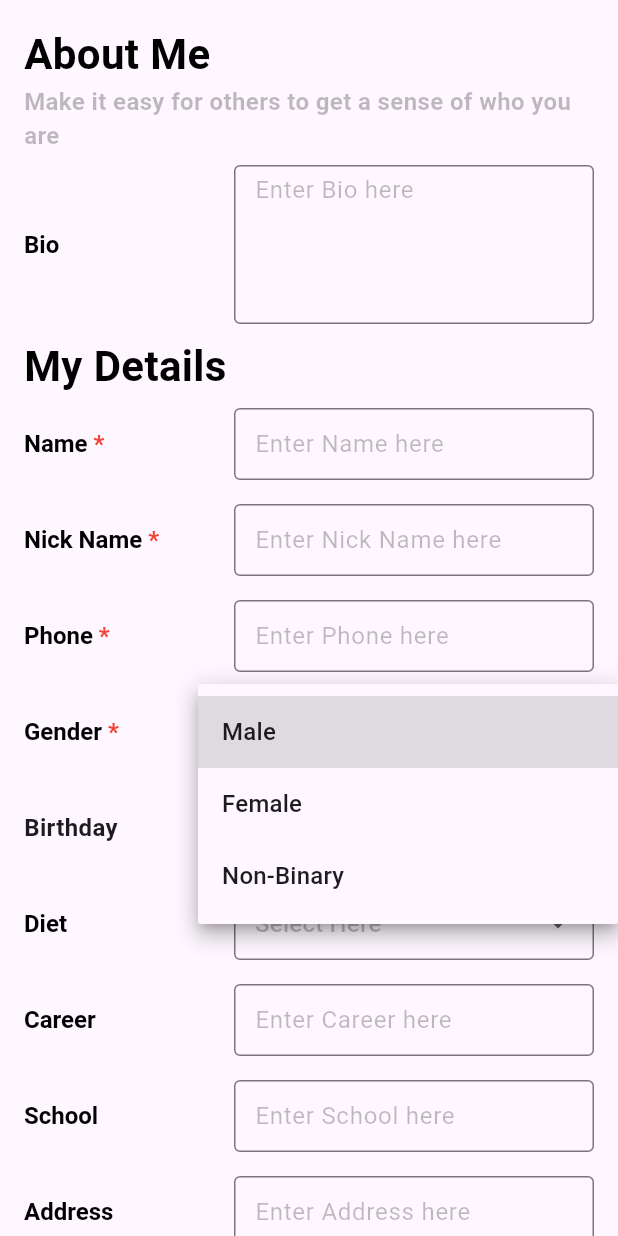
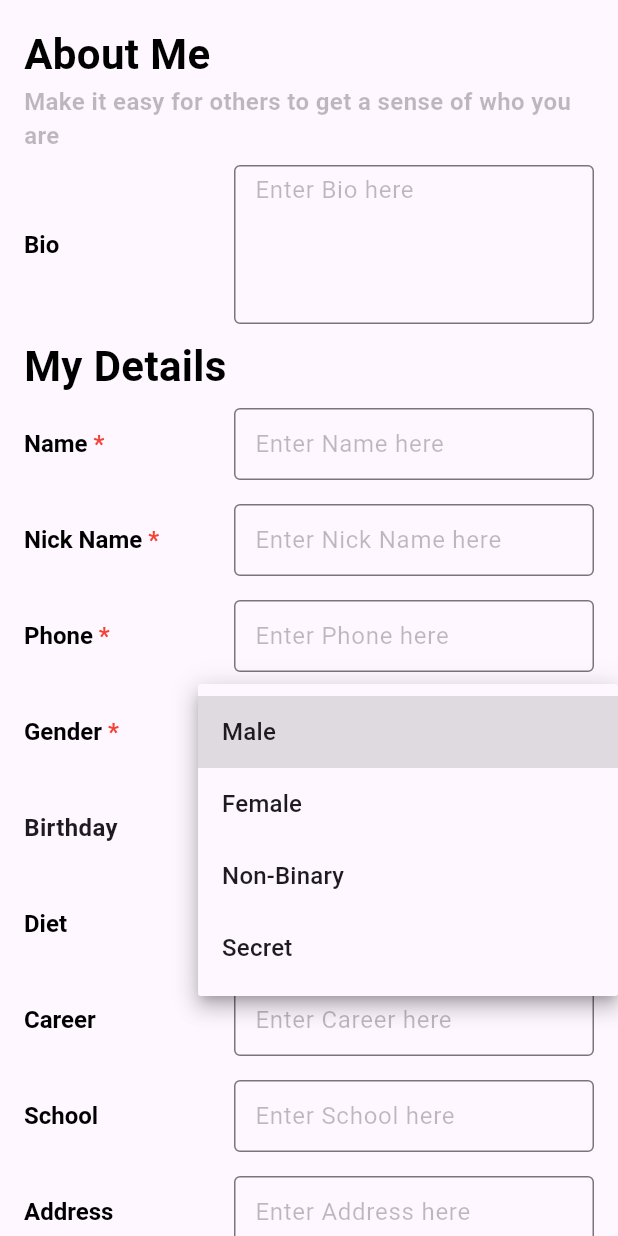
Before and after one commit to SparkUp-App/SparkUp-Android, a Flutter app: the EditProfilePage screen opened directly, after a tap on "Select Here", on a phone screen of 412 x 824 dp. Run offline on Flutter 3.47's test engine with Material 3 defaults, Android fonts, the phone set to English and light mode, and no system bars; missing offline and left inert: toasty_box.

Commit message:
Setup Const Variable File
1. genderList, materialStaus, zodiacSigns, eatHabit, eventType
2. phoneRegex for phone number format check

```diff
--- /dev/null
+++ b/lib/const_variable.dart
@@ -0,0 +1,8 @@
+const List<String> genderList = ['Male', 'Female', 'Non-Binary', 'Secret'];
+const List<String> materialStatue = ['Single', 'Married', 'Secret'];
+const List<String> zodiacSigns = ['Aries', 'Taurus', 'Gemini', 'Cancer', 'Leo', 'Virgo', 'Libra', 'Scorpio', 'Sagittarius', 'Capricorn', 'Aquarius', 'Pisces', 'Secret'];
+const List<String> eatHabit = ['meat-based', 'Vegan', 'Lacto-vegetarian'];
+const List<String> eventType = ['Music', 'Traval', 'Photography', 'Reading', 'Sports', 'Draw', 'Dancing','Fashion','Movie'];
+
+//Phone Number Checker 10 ~ 15 Digits
+RegExp phoneRegex = RegExp(r'^\d{10,15}$');
--- a/lib/screen/home_page_sub_screen/profile_page.dart
+++ b/lib/screen/home_page_sub_screen/profile_page.dart
@@ -1,12 +1,14 @@
 import 'package:flutter/material.dart';
+import 'package:spark_up/const_variable.dart';
 import 'package:toasty_box/toasty_box.dart';
 import 'package:toasty_box/toast_enums.dart';
 import 'package:toasty_box/toast_service.dart';
-import 'package:flutter_tags/flutter_tags.dart';
 
 class EditProfilePage extends StatefulWidget {
+  const EditProfilePage({super.key});
+
   @override
-  _EditProfilePageState createState() => _EditProfilePageState();
+  State<EditProfilePage> createState() => _EditProfilePageState();
 }
 
 class _EditProfilePageState extends State<EditProfilePage> {
@@ -26,16 +28,14 @@ class _EditProfilePageState extends State<EditProfilePage> {
   };
 
   final Map<String, List<String>> _dropdownOptions = {
-    'gender': ['Male', 'Female', 'Non-Binary'],
-    'marital_status': ['Single', 'Married'],
-    'zodiac_signs': ['Aries', 'Taurus', 'Gemini', 'Cancer', 'Leo', 'Virgo', 'Libra', 'Scorpio', 'Sagittarius', 'Capricorn', 'Aquarius', 'Pisces'],
-    'eat_habit': ['meat-based', 'Vegan', 'Lacto-vegetarian'],
+    'gender': genderList,
+    'marital_status': materialStatue,
+    'zodiac_signs': zodiacSigns,
+    'eat_habit': eatHabit,
   };
 
   final List<String> _selectedTags = [];
-  final List<String> _availableTags = [
-    'Music', 'Traval', 'Photography', 'Reading', 'Sports', 'Draw', 'Dancing','Fashion','Movie'
-  ];
+  final List<String> _availableTags = eventType;
 
   Widget _buildTagSelector() { //整行的顯示
     return Padding(
```
